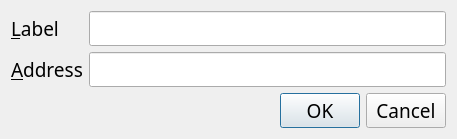
This is src/qt/forms/editaddressdialog.ui in nyerium-core/nyerium as Qt 5 draws it before an edit. The edited form follows.
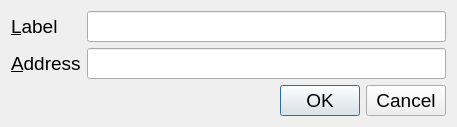
This is the edited form. Custom widgets are drawn as their Qt base class.

Diff of the .ui file:
```diff
--- a/src/qt/forms/editaddressdialog.ui
+++ b/src/qt/forms/editaddressdialog.ui
@@ -23,7 +23,7 @@
       <widget class="QLabel" name="label">
        <property name="font">
         <font>
-         <family>Ara Hamah 1982</family>
+         
          <pointsize>14</pointsize>
         </font>
        </property>
@@ -39,7 +39,7 @@
       <widget class="QLineEdit" name="labelEdit">
        <property name="font">
         <font>
-         <family>Ara Hamah 1982</family>
+         
          <pointsize>14</pointsize>
         </font>
        </property>
@@ -52,7 +52,7 @@
       <widget class="QLabel" name="label_2">
        <property name="font">
         <font>
-         <family>Ara Hamah 1982</family>
+         
          <pointsize>14</pointsize>
         </font>
        </property>
@@ -68,7 +68,7 @@
       <widget class="QValidatedLineEdit" name="addressEdit">
        <property name="font">
         <font>
-         <family>Ara Hamah 1982</family>
+         
          <pointsize>14</pointsize>
         </font>
        </property>
@@ -82,8 +82,7 @@
    <item>
     <widget class="QDialogButtonBox" name="buttonBox">
      <property name="font">
-      <font>
-       <family>Ara Hamah 1982</family>
+   <font>
        <pointsize>14</pointsize>
       </font>
      </property>
```
